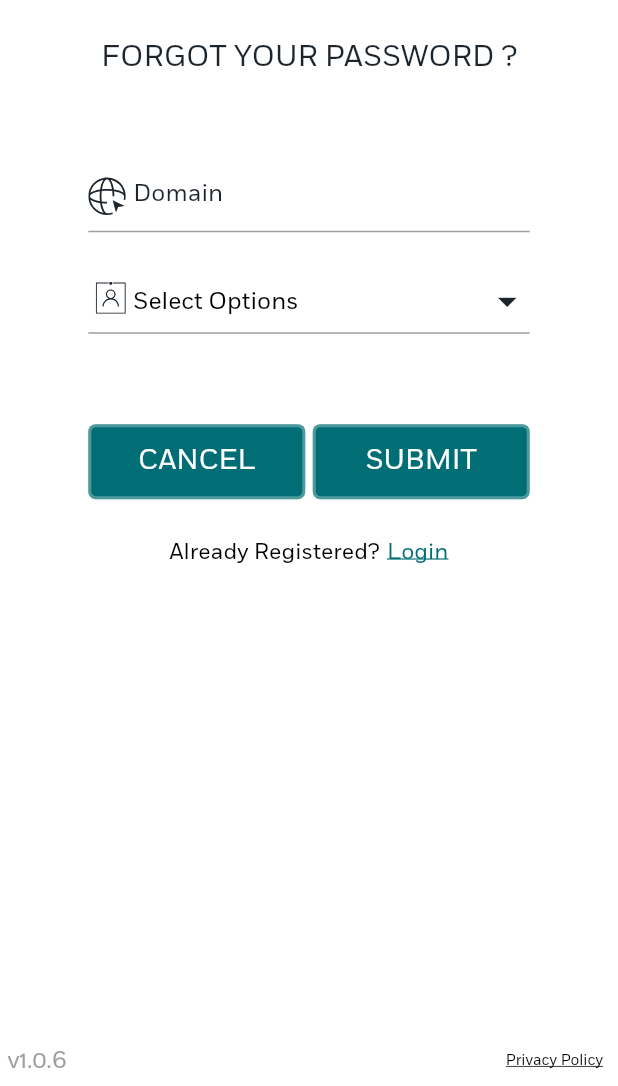
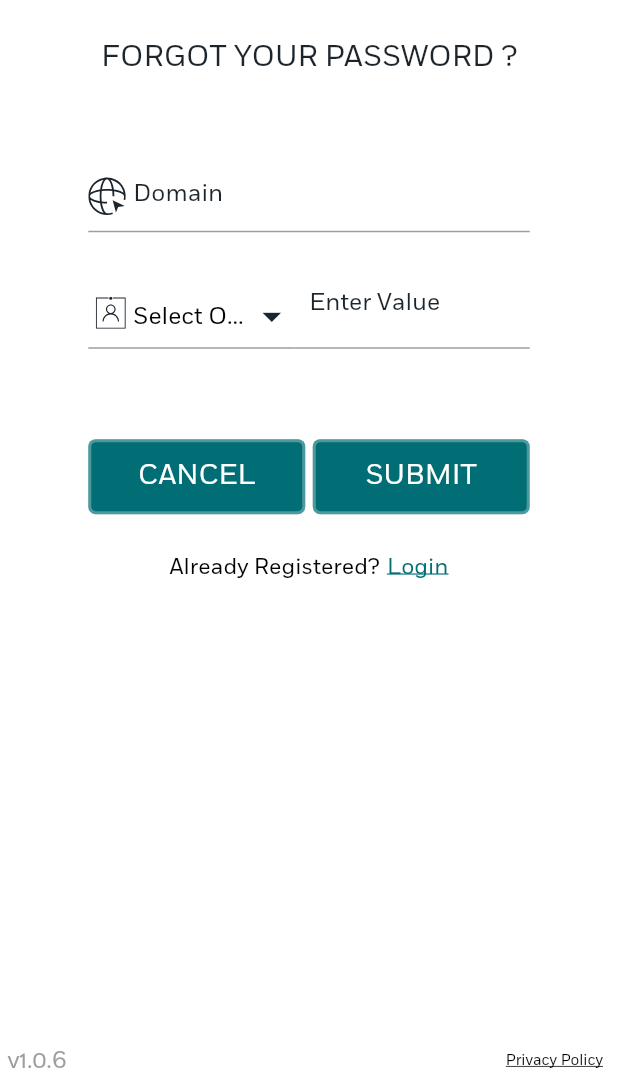
Before and after one commit to noeljolly09/idec_face, a Flutter app: the ForgotPasswordPage screen opened by its route, on a phone screen of 412 x 824 dp, the part 150-1236 px from its top. Run offline on Flutter 3.47's test engine with Material 2 defaults, Android fonts, the phone set to English and light mode, and no system bars; our stand-ins replace connectivity, dio, flutter_riverpod, flutter_spinkit, flutter_svg, google_nav_bar and 2 more; missing offline and left inert: country_list_pick, drop_down_list.

Commit message:
forgotscreen changes

```diff
--- a/lib/custom_widgets/textfields/custom_textfield.dart
+++ b/lib/custom_widgets/textfields/custom_textfield.dart
@@ -62,7 +62,7 @@ class CustomTextField extends StatelessWidget {
             labelStyle: const TextStyle(color: AppConstants.customblack),
             contentPadding: const EdgeInsets.all(5),
             suffixIcon: suffixIcon,
-            hintText: hint,
+            // hintText: hint,
             prefixIconConstraints:
                 const BoxConstraints(maxHeight: 30, maxWidth: 30),
             prefixIcon: isSvg == true
--- a/lib/custom_widgets/textfields/text_icon_only_textfield.dart
+++ b/lib/custom_widgets/textfields/text_icon_only_textfield.dart
@@ -42,7 +42,7 @@ class SimpleTextField extends StatelessWidget {
               icon,
               color: AppConstants.primaryColor,
             ),
-            hintText: hint,
+            // hintText: hint,
             contentPadding: const EdgeInsets.all(10)),
         keyboardType: input ?? TextInputType.text,
         textInputAction: textAction,
@@ -57,7 +57,7 @@ class SimpleTextField extends StatelessWidget {
                   borderSide: BorderSide(color: Colors.grey)),
               focusedBorder: const UnderlineInputBorder(
                   borderSide: BorderSide(color: AppConstants.secondaryColor)),
-              hintText: hint,
+              // hintText: hint,
               labelText: hint,
               labelStyle: const TextStyle(color: AppConstants.customblack),
               contentPadding: const EdgeInsets.all(10)),
--- a/lib/screens/forgot_password.dart
+++ b/lib/screens/forgot_password.dart
@@ -7,6 +7,7 @@ import '../custom_widgets/button.dart';
 import '../custom_widgets/custom_selection.dart';
 import '../custom_widgets/text.dart';
 import '../custom_widgets/textfields/custom_textfield.dart';
+import '../custom_widgets/textfields/text_icon_only_textfield.dart';
 import '../utility/app_info.dart';
 import '../utility/privacy_policy.dart';
 
@@ -20,7 +21,8 @@ class ForgotPasswordPage extends StatefulWidget {
 class _ForgotPasswordPageState extends State<ForgotPasswordPage> {
   GlobalKey<FormState> formGlobalKey = GlobalKey<FormState>();
   final TextEditingController _domainController = TextEditingController();
-  final TextEditingController _userController = TextEditingController();
+  final TextEditingController _valueController = TextEditingController();
+  final TextEditingController _optionsController = TextEditingController();
   final TextEditingController _searchController = TextEditingController();
 
   @override
@@ -89,18 +91,45 @@ class _ForgotPasswordPageState extends State<ForgotPasswordPage> {
                               ),
                               SizedBox(height: height20),
                               SizedBox(
-                                width: MediaQuery.of(context).size.width,
+                                width: MediaQuery.of(context).size.width / 1.2,
+                                child: Row(
+                                  children: [
+                                    Row(
+                                      children: [
+                                        Container(
+                                          margin:
+                                              const EdgeInsets.only(top: 10),
+                                          width: MediaQuery.of(context)
+                                                  .size
+                                                  .width /
+                                              3,
                                           child: CustomSelectionBar(
                                             circleSuffixIcon: false,
                                             isSvg: true,
                                             svgAsset: "assets/svg/useriD.svg",
-                                  width: MediaQuery.of(context).size.width,
+                                            width: MediaQuery.of(context)
+                                                .size
+                                                .width,
                                             list: _listOfgender,
                                             hinttext: "Select Options",
                                             searchhinttext: "Select Options",
                                             sheetTitle: "Select Options",
-                                  controller: _userController,
+                                            controller: _optionsController,
                                             searchController: _searchController,
+                                          ),
+                                        ),
+                                      ],
+                                    ),
+                                    SimpleTextField(
+                                      hint: _optionsController.text.isEmpty
+                                          ? "Enter Value"
+                                          : _optionsController.text,
+                                      controller: _valueController,
+                                      textAction: TextInputAction.done,
+                                      input: TextInputType.text,
+                                      textorflex: false,
+                                    ),
+                                  ],
                                 ),
                               ),
                             ],
```
Also changed, not shown: pubspec.lock. Lines whose indentation alone changed are shown as unchanged.
